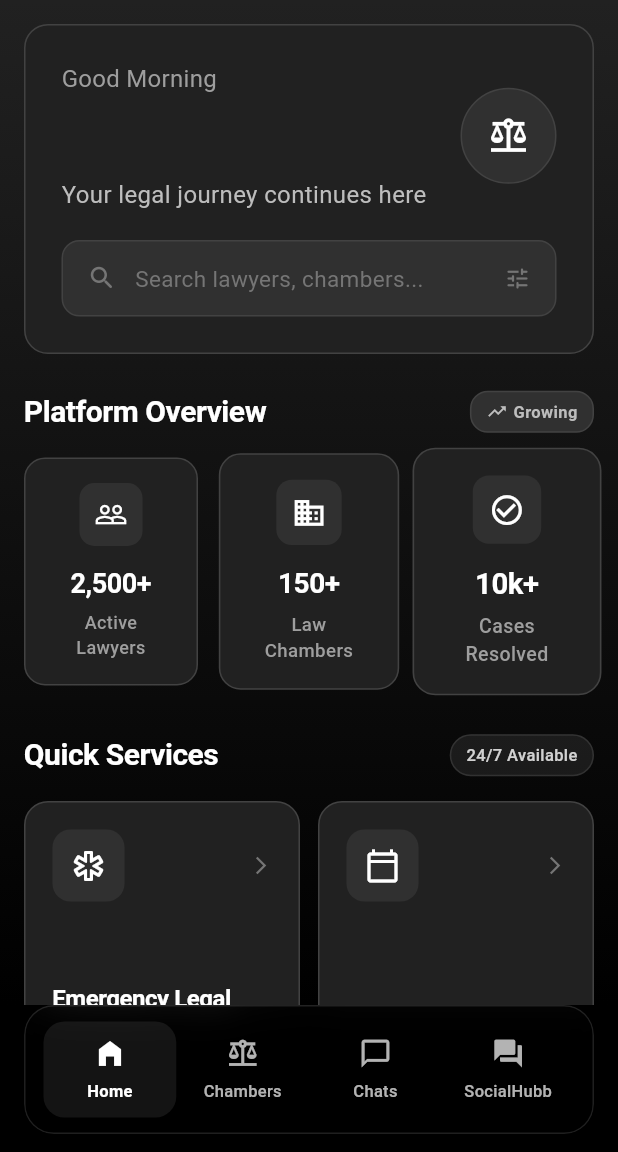
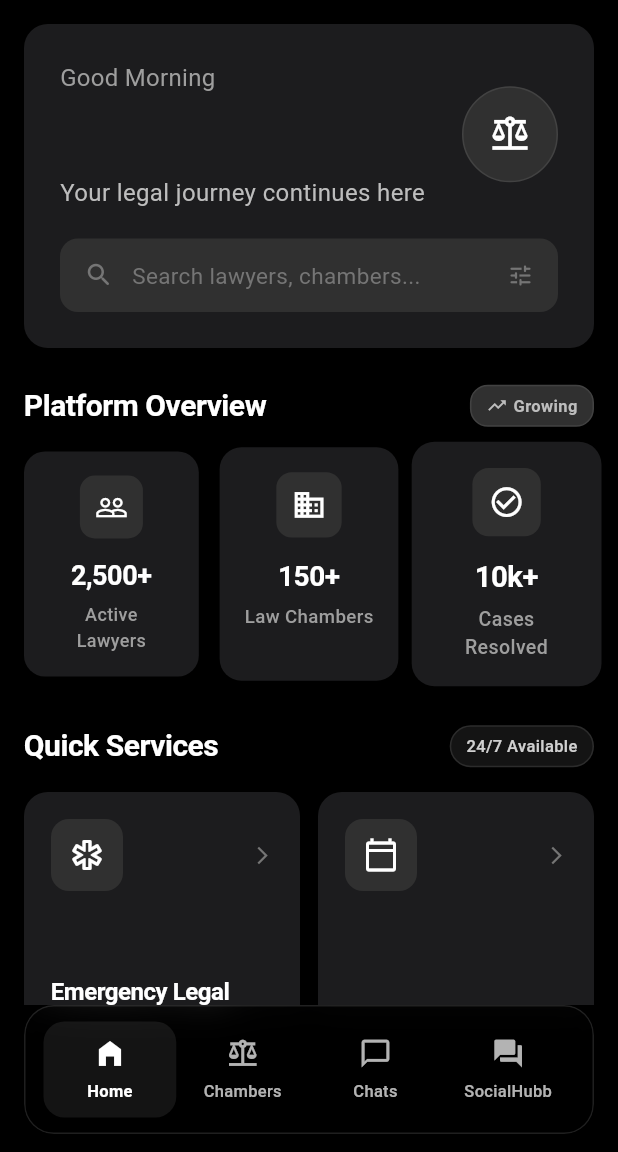
Before and after one commit to Nani-Des/Lawhubb, a Flutter app: the screen it shows after launch, after a tap on "Allow Location Access", on a phone screen of 412 x 824 dp, the part 84-1236 px from its top. Run offline on Flutter 3.47's test engine with Material 3 defaults, Android fonts, the phone set to English and light mode, and no system bars; drawn by our look-alikes of showcaseview; our stand-ins replace audioplayers, cached_network_image, cloud_firestore, connectivity_plus, dio, emoji_picker_flutter and 29 more; missing offline and left inert: agora_rtc_engine, flutter_polyline_points, flutter_sound, flutter_webrtc, record, string_similarity and 1 more; accounts and stored records are empty; network calls fail; project files that could hold a hidden picture were left out.

Commit message:
minor ui chqnges

```diff
--- a/lib/Home/Widgets/hero_section.dart
+++ b/lib/Home/Widgets/hero_section.dart
@@ -34,12 +34,8 @@ class _HeroSectionState extends State<HeroSection> {
             width: double.infinity,
             padding: const EdgeInsets.all(24),
             decoration: BoxDecoration(
-              color: Colors.grey[900],
+              color: const Color(0xFF1C1C1E),
               borderRadius: BorderRadius.circular(16),
-              border: Border.all(
-                color: Colors.grey[800]!,
-                width: 1,
-              ),
             ),
             child: Column(
               crossAxisAlignment: CrossAxisAlignment.start,
@@ -124,9 +120,6 @@ class _HeroSectionState extends State<HeroSection> {
                     decoration: BoxDecoration(
                       color: Colors.grey[850],
                       borderRadius: BorderRadius.circular(12),
-                      border: Border.all(
-                        color: Colors.grey[800]!,
-                      ),
                     ),
                     child: Row(
                       children: [
--- a/lib/Home/Widgets/recent_activity.dart
+++ b/lib/Home/Widgets/recent_activity.dart
@@ -97,11 +97,8 @@ class _RecentActivityState extends State<RecentActivity>
           const SizedBox(height: 16),
           Container(
             decoration: BoxDecoration(
-              color: Colors.grey[900],
+              color: const Color(0xFF1C1C1E),
               borderRadius: BorderRadius.circular(16),
-              border: Border.all(
-                color: Colors.grey[800]!,
-              ),
             ),
             child: Column(
               children: [
--- a/lib/Home/Widgets/services_grid.dart
+++ b/lib/Home/Widgets/services_grid.dart
@@ -204,14 +204,8 @@ class _ServiceCardState extends State<_ServiceCard>
             child: Container(
               padding: const EdgeInsets.all(18),
               decoration: BoxDecoration(
-                color: Colors.grey[900],
+                color: const Color(0xFF1C1C1E),
                 borderRadius: BorderRadius.circular(16),
-                border: Border.all(
-                  color: _isPressed
-                      ? Colors.grey[700]!
-                      : Colors.grey[800]!,
-                  width: 1,
-                ),
               ),
               child: Column(
                 crossAxisAlignment: CrossAxisAlignment.start,
--- a/lib/Home/Widgets/stats_section.dart
+++ b/lib/Home/Widgets/stats_section.dart
@@ -97,7 +97,9 @@ class _StatsSectionState extends State<StatsSection>
             ],
           ),
           const SizedBox(height: 16),
-          Row(
+          IntrinsicHeight(
+            child: Row(
+              crossAxisAlignment: CrossAxisAlignment.stretch,
               children: [
                 Expanded(
                   child: AnimatedBuilder(
@@ -116,8 +118,8 @@ class _StatsSectionState extends State<StatsSection>
                   ),
                 ),
                 const SizedBox(width: 16),
-              Expanded(
-                child: AnimatedBuilder(
+
+                   AnimatedBuilder(
                     animation: _animations[1],
                     builder: (context, child) {
                       return Transform.scale(
@@ -131,7 +133,7 @@ class _StatsSectionState extends State<StatsSection>
                       );
                     },
                   ),
-              ),
+
                 const SizedBox(width: 16),
                 Expanded(
                   child: AnimatedBuilder(
@@ -150,6 +152,7 @@ class _StatsSectionState extends State<StatsSection>
                   ),
                 ),
               ],
+            ),
           ),
           const SizedBox(height: 8),
         ],
@@ -210,14 +213,11 @@ class _StatCardState extends State<_StatCard>
           return Transform.scale(
             scale: _hoverAnimation.value,
             child: Container(
+              height: double.infinity,
               padding: const EdgeInsets.all(16),
               decoration: BoxDecoration(
-                color: Colors.grey[900],
+                color: const Color(0xFF1C1C1E),
                 borderRadius: BorderRadius.circular(14),
-                border: Border.all(
-                  color: Colors.grey[800]!,
-                  width: 1,
-                ),
               ),
               child: Column(
                 children: [
--- a/lib/Home/Widgets/trending_topics.dart
+++ b/lib/Home/Widgets/trending_topics.dart
@@ -228,13 +228,8 @@ class _TrendingCardState extends State<_TrendingCard>
               width: 170,
               padding: const EdgeInsets.all(16),
               decoration: BoxDecoration(
-                color: Colors.grey[900],
+                color: const Color(0xFF1C1C1E),
                 borderRadius: BorderRadius.circular(16),
-                border: Border.all(
-                  color: _isPressed
-                      ? Colors.grey[700]!
-                      : Colors.grey[800]!,
-                ),
               ),
               child: Column(
                 crossAxisAlignment: CrossAxisAlignment.start,
--- a/lib/Home/home_page.dart
+++ b/lib/Home/home_page.dart
@@ -166,13 +166,7 @@ class _HomePageState extends State<HomePage> with TickerProviderStateMixin {
         child: Stack(
           children: [
             Container(
-              decoration: BoxDecoration(
-                gradient: LinearGradient(
-                  begin: Alignment.topCenter,
-                  end: Alignment.bottomCenter,
-                  colors: [Colors.grey[900]!, Colors.black],
-                ),
-              ),
+              color: Colors.black,
               child: const RedesignedHomeContent(),
             ),
             if (_drawerController != null && _slideAnimation != null)
```
Also changed, not shown: lib/Forums/Public/forum.dart (+1 -8 lines), lib/Home/Widgets/organization_list_view.dart (+6 -8 lines), lib/Hospital/hospital_page.dart (+6 -18 lines), lib/Hospital/hospital_profile_screen.dart (+32 -33 lines), lib/wrappers/chambers_content.dart (+6 -6 lines). Lines whose indentation alone changed are shown as unchanged.
